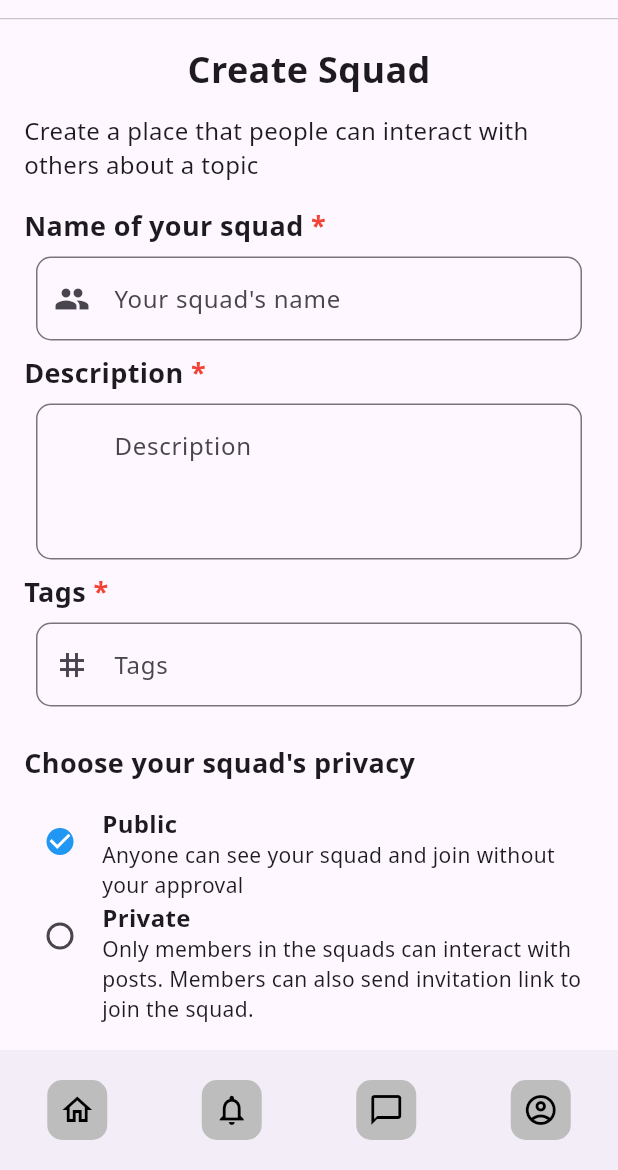
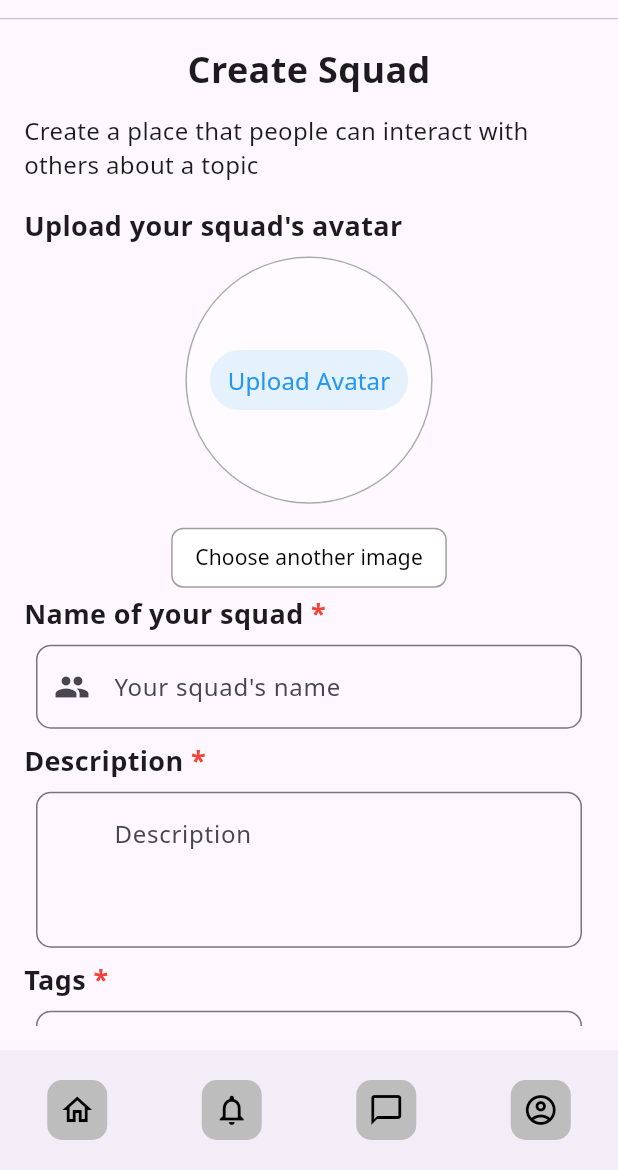
Before and after one commit to GspaceZ/gspacez-mb, a Flutter app: the CreateSquadView screen opened by its route, on a phone screen of 412 x 824 dp, the part 66-1236 px from its top. Run offline on Flutter 3.47's test engine with Material 3 defaults, Android fonts, the phone set to English and light mode, and no system bars; our stand-ins replace cached_network_image, flutter_dotenv, flutter_i18n, flutter_secure_storage, flutter_svg, google_generative_ai and 5 more; missing offline and left inert: cloudinary_public, crop_your_image; accounts and stored records are empty; network calls fail.

Commit message:
feat update avatar squad

```diff
--- a/lib/screen/create_squad_view.dart
+++ b/lib/screen/create_squad_view.dart
@@ -1,5 +1,7 @@
+import 'package:cached_network_image/cached_network_image.dart';
 import 'package:flutter/material.dart';
 import 'package:provider/provider.dart';
+import 'package:untitled/main.dart';
 import 'package:untitled/view_model/create_squad_view_model.dart';
 
 class CreateSquadView extends StatelessWidget {
@@ -32,6 +34,14 @@ class CreateSquadView extends StatelessWidget {
                     style: TextStyle(fontSize: 16),
                   ),
                   const SizedBox(height: 16),
+
+                  /// Avatar
+                  const Text(
+                    "Upload your squad's avatar",
+                    style: TextStyle(fontSize: 18, fontWeight: FontWeight.bold),
+                  ),
+                  const SizedBox(height: 8),
+                  _buildUploadAvatarButton(createSquadViewModel),
 
                   /// Form input
                   _buildTextFormField("Name of your squad", "Your squad's name",
@@ -121,6 +131,70 @@ class CreateSquadView extends StatelessWidget {
     );
   }
 
+  _buildUploadAvatarButton(CreateSquadViewModel viewModel) {
+    return Column(
+      children: [
+        Container(
+          width: MediaQuery.of(navigatorKey.currentContext!).size.width * 0.4,
+          height: MediaQuery.of(navigatorKey.currentContext!).size.width * 0.4,
+          decoration: BoxDecoration(
+            border: Border.all(
+              color: const Color(0xFFAAAAAA),
+              width: 1,
+            ),
+            borderRadius: BorderRadius.circular(140),
+          ),
+          child: CircleAvatar(
+            radius: 140,
+            backgroundColor: Colors.white54,
+            backgroundImage: viewModel.uploadedImageUrl.isNotEmpty
+                ? CachedNetworkImageProvider(viewModel.uploadedImageUrl)
+                : null,
+            child: viewModel.uploadedImageUrl.isEmpty
+                ? TextButton(
+                    onPressed: viewModel.onPressUpdateAvatar,
+                    style: ButtonStyle(
+                      backgroundColor:
+                          WidgetStateProperty.all(const Color(0xFFE6F1FE)),
+                    ),
+                    child: const Text(
+                      "Upload Avatar",
+                      style: TextStyle(
+                          color: Colors.blue,
+                          fontSize: 16,
+                          fontWeight: FontWeight.w500),
+                      textAlign: TextAlign.center,
+                    ),
+                  )
+                : null,
+          ),
+        ),
+        const SizedBox(height: 12),
+        TextButton(
+          onPressed: viewModel.onPressUpdateAvatar,
+          style: ButtonStyle(
+            backgroundColor: WidgetStateProperty.all(Colors.white),
+            foregroundColor: WidgetStateProperty.all(Colors.black),
+            side: WidgetStateProperty.all(
+              const BorderSide(color: Colors.grey, width: 1),
+            ),
+            padding: WidgetStateProperty.all(
+              const EdgeInsets.symmetric(horizontal: 16, vertical: 8),
+            ),
+            shape: WidgetStateProperty.all(
+              RoundedRectangleBorder(
+                borderRadius: BorderRadius.circular(8),
+              ),
+            ),
+          ),
+          child: const Text(
+            "Choose another image",
+          ),
+        )
+      ],
+    );
+  }
+
   _buildButtonAdvancedSetting(
       VoidCallback onPressed, bool isShowAdvancedSetting) {
     return GestureDetector(
@@ -135,9 +209,12 @@ class CreateSquadView extends StatelessWidget {
           mainAxisAlignment: MainAxisAlignment.center,
           children: [
             const Icon(Icons.settings),
-            const Text(
-              'Advanced setting (Coming soon)',
-              style: TextStyle(fontSize: 16, fontWeight: FontWeight.bold),
+            const Expanded(
+              child: Text(
+                'Advanced setting (Coming soon)',
+                maxLines: 1,
+                style: TextStyle(fontSize: 16, fontWeight: FontWeight.bold),
+              ),
             ),
             (isShowAdvancedSetting)
                 ? const Icon(Icons.arrow_drop_up)
--- a/pubspec.yaml
+++ b/pubspec.yaml
@@ -53,6 +53,8 @@ dependencies:
   logger: ^2.5.0
   flutter_secure_storage: ^9.2.2
   google_generative_ai: ^0.4.6
+  crop_your_image: ^2.0.0
+  path: ^1.9.0
 
 dev_dependencies:
   flutter_test:
```
Also changed, not shown: lib/screen/crop_image_dialog.dart (added, +209 -0 lines), lib/view_model/create_squad_view_model.dart (+25 -0 lines), pubspec.lock.
